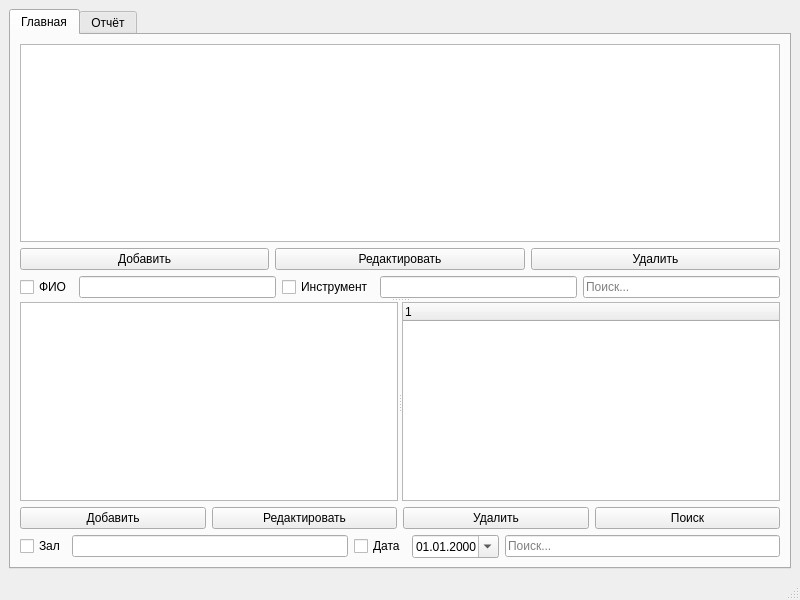
This is mainwindow.ui in molchanovsv/kursovaya2 as Qt 5 draws it before an edit. The edited form follows.
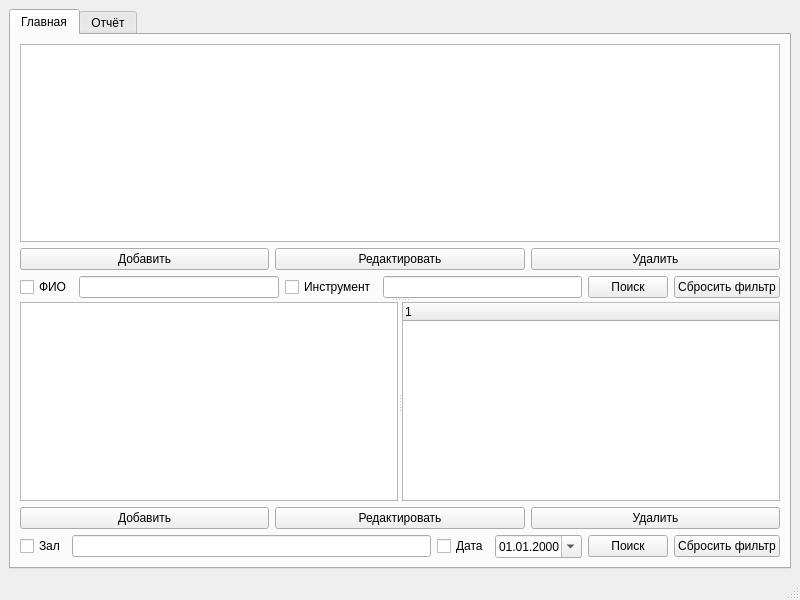
This is the edited form.

Commit message: Add dialog-based search filters

Patch:
```diff
--- a/mainwindow.ui
+++ b/mainwindow.ui
@@ -84,9 +84,19 @@
            <widget class="QLineEdit" name="instrFilterEdit"/>
           </item>
           <item>
-           <widget class="QLineEdit" name="studentSearchEdit">
-            <property name="placeholderText">
-             <string>Поиск...</string>
+           <widget class="QPushButton" name="searchStudentButton">
+            <property name="text">
+             <string>Поиск</string>
+            </property>
+           </widget>
+          </item>
+          <item>
+           <widget class="QPushButton" name="resetStudentFilterButton">
+            <property name="text">
+             <string>Сбросить фильтр</string>
+            </property>
+            <property name="visible">
+             <bool>false</bool>
             </property>
            </widget>
           </item>
@@ -135,13 +145,6 @@
             </property>
            </widget>
           </item>
-          <item>
-           <widget class="QPushButton" name="searchConcertButton">
-            <property name="text">
-             <string>Поиск</string>
-            </property>
-           </widget>
-              </item>
              </layout>
             </item>
             <item>
@@ -174,9 +177,19 @@
                </widget>
               </item>
                <item>
-                <widget class="QLineEdit" name="concertSearchEdit">
-                 <property name="placeholderText">
-                  <string>Поиск...</string>
+               <widget class="QPushButton" name="searchConcertButton">
+                <property name="text">
+                 <string>Поиск</string>
+                </property>
+               </widget>
+              </item>
+              <item>
+               <widget class="QPushButton" name="resetConcertFilterButton">
+                <property name="text">
+                 <string>Сбросить фильтр</string>
+                </property>
+                <property name="visible">
+                 <bool>false</bool>
                  </property>
                 </widget>
                </item>
```
Lines whose indentation alone changed are shown as unchanged. The commit also changes 2 other files.
